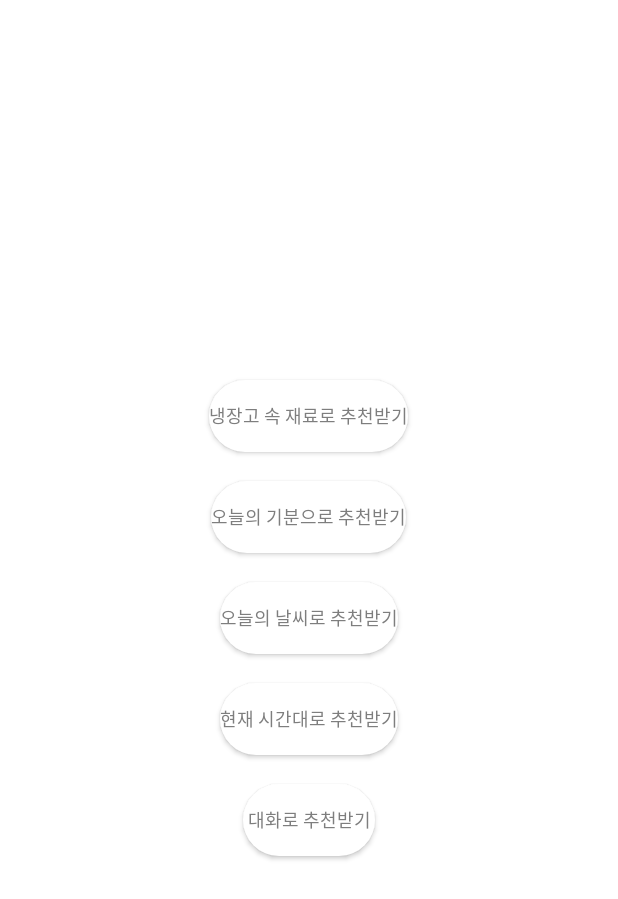
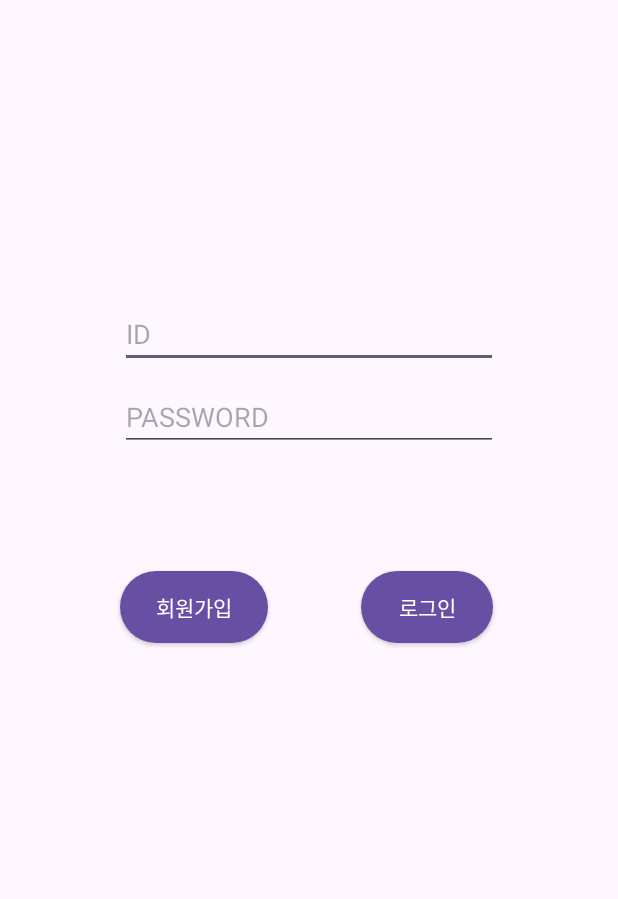
Before and after one commit to hj1016/ChatMENUAndroid, an Android app: the layout activity_main.xml on its own in the app's theme, with its tools: preview values and no code run, on a phone screen of 412 x 824 dp. Shown: the top 899 px of the screen. Run offline under Robolectric (Android 15) with nearby library versions, the phone set to English and light mode, and no system bars.

Commit message:
main activity 수정 및 DB 대략적으로

```diff
--- a/app/src/main/res/layout/activity_main.xml
+++ b/app/src/main/res/layout/activity_main.xml
@@ -1,99 +1,56 @@
 <?xml version="1.0" encoding="utf-8"?>
-<LinearLayout xmlns:android="http://schemas.android.com/apk/res/android"
+<androidx.constraintlayout.widget.ConstraintLayout xmlns:android="http://schemas.android.com/apk/res/android"
     xmlns:app="http://schemas.android.com/apk/res-auto"
     xmlns:tools="http://schemas.android.com/tools"
     android:layout_width="match_parent"
     android:layout_height="match_parent"
-    android:orientation="vertical"
-    android:background="@color/white"
     tools:context=".MainActivity">
 
-    <LinearLayout
+    <EditText
+        android:id="@+id/idEditText"
         android:layout_width="match_parent"
         android:layout_height="wrap_content"
-        android:orientation="vertical"
-        android:gravity="center"
-        android:layout_weight="1">
+        app:layout_constraintStart_toStartOf="parent"
+        app:layout_constraintEnd_toEndOf="parent"
+        app:layout_constraintTop_toTopOf="parent"
+        android:layout_marginStart="80dp"
+        android:layout_marginEnd="80dp"
+        android:layout_marginTop="200dp"
+        android:hint="ID"/>
 
-        <android.widget.Button
-            android:id="@+id/button_main_ir"
-            android:layout_width="wrap_content"
-            android:layout_height="wrap_content"
-            android:layout_gravity="center"
-            android:background="@drawable/button_selector"
-            android:elevation="4dp"
-            android:fontFamily="@font/pretendardextrabold"
-            android:textSize="12sp"
-            android:textColor="@drawable/text_color_selector"
-            android:text="냉장고 속 재료로 추천받기"
-            android:onClick="onButtonClick" />
-
-        <android.widget.Button
-            android:id="@+id/button_main_feeling"
-            android:layout_width="wrap_content"
-            android:layout_height="wrap_content"
-            android:layout_marginTop="19dp"
-            android:layout_gravity="center"
-            android:background="@drawable/button_selector"
-            android:elevation="4dp"
-            android:fontFamily="@font/pretendardextrabold"
-            android:textSize="12sp"
-            android:textColor="@drawable/text_color_selector"
-            android:text="오늘의 기분으로 추천받기"
-            android:onClick="onButtonClick" />
-
-        <android.widget.Button
-            android:id="@+id/button_main_weather"
-            android:layout_width="wrap_content"
-            android:layout_height="wrap_content"
-            android:layout_marginTop="19dp"
-            android:layout_gravity="center"
-            android:background="@drawable/button_selector"
-            android:elevation="4dp"
-            android:fontFamily="@font/pretendardextrabold"
-            android:textSize="12sp"
-            android:textColor="@drawable/text_color_selector"
-            android:text="오늘의 날씨로 추천받기"
-            android:onClick="onButtonClick" />
-
-        <android.widget.Button
-            android:id="@+id/button_main_time"
-            android:layout_width="wrap_content"
-            android:layout_height="wrap_content"
-            android:layout_marginTop="19dp"
-            android:layout_gravity="center"
-            android:background="@drawable/button_selector"
-            android:elevation="4dp"
-            android:fontFamily="@font/pretendardextrabold"
-            android:textSize="12sp"
-            android:textColor="@drawable/text_color_selector"
-            android:text="현재 시간대로 추천받기"
-            android:onClick="onButtonClick" />
-
-        <android.widget.Button
-            android:id="@+id/button_main_chat"
-            android:layout_width="wrap_content"
-            android:layout_height="wrap_content"
-            android:layout_marginTop="19dp"
-            android:layout_gravity="center"
-            android:background="@drawable/button_selector"
-            android:elevation="4dp"
-            android:fontFamily="@font/pretendardextrabold"
-            android:textSize="12sp"
-            android:textColor="@drawable/text_color_selector"
-            android:text="대화로 추천받기"
-            android:onClick="onButtonClick" />
-
-    </LinearLayout>
-
-    <LinearLayout
+    <EditText
+        android:id="@+id/pwEditText"
         android:layout_width="match_parent"
         android:layout_height="wrap_content"
-        android:orientation="vertical" >
+        app:layout_constraintStart_toStartOf="parent"
+        app:layout_constraintEnd_toEndOf="parent"
+        app:layout_constraintTop_toBottomOf="@id/idEditText"
+        android:layout_marginStart="80dp"
+        android:layout_marginEnd="80dp"
+        android:layout_marginTop="10dp"
+        android:hint="PASSWORD"
+        android:inputType="textPassword"/>
 
+    <Button
+        android:id="@+id/registerButton"
+        android:layout_width="wrap_content"
+        android:layout_height="wrap_content"
+        android:text="회원가입"
+        style="@style/RoundedButtonStyle"
+        android:layout_marginTop="80dp"
+        app:layout_constraintTop_toBottomOf="@id/pwEditText"
+        app:layout_constraintStart_toStartOf="@id/pwEditText"
+        app:layout_constraintEnd_toStartOf="@id/loginButton" />
 
-    </LinearLayout>
+    <Button
+        android:id="@+id/loginButton"
+        android:layout_width="wrap_content"
+        android:layout_height="wrap_content"
+        android:layout_marginStart="62dp"
+        android:layout_marginTop="80dp"
+        android:text="로그인"
+        style="@style/RoundedButtonStyle"
+        app:layout_constraintStart_toEndOf="@id/registerButton"
+        app:layout_constraintTop_toBottomOf="@id/pwEditText" />
 
-
-
-</LinearLayout>
+</androidx.constraintlayout.widget.ConstraintLayout>
--- a/app/src/main/res/values/themes.xml
+++ b/app/src/main/res/values/themes.xml
@@ -5,5 +5,10 @@
         <!-- <item name="colorPrimary">@color/my_light_primary</item> -->
     </style>
 
+    <style name="RoundedButtonStyle" parent="Widget.AppCompat.Button">
+        <item name="android:background">@drawable/button_selected</item>
+        <item name="android:textColor">#FFFFFF</item> <!-- 텍스트 색상 설정 -->
+    </style>
+
     <style name="Theme.AndroidTest" parent="Base.Theme.AndroidTest" />
 </resources>
```
Also changed, not shown: app/src/main/AndroidManifest.xml (+5 -3 lines), app/src/main/java/com/example/androidtest/DBManage.kt (added, +134 -0 lines), app/src/main/java/com/example/androidtest/LoginSuccessActivity.kt (added, +17 -0 lines), app/src/main/java/com/example/androidtest/MainActivity.kt (+40 -34 lines), app/src/main/java/com/example/androidtest/MainOptionActivity.kt (added, +49 -0 lines), app/src/main/java/com/example/androidtest/User.kt (added, +11 -0 lines), app/src/main/res/layout/activity_main_option.xml (added, +99 -0 lines).
